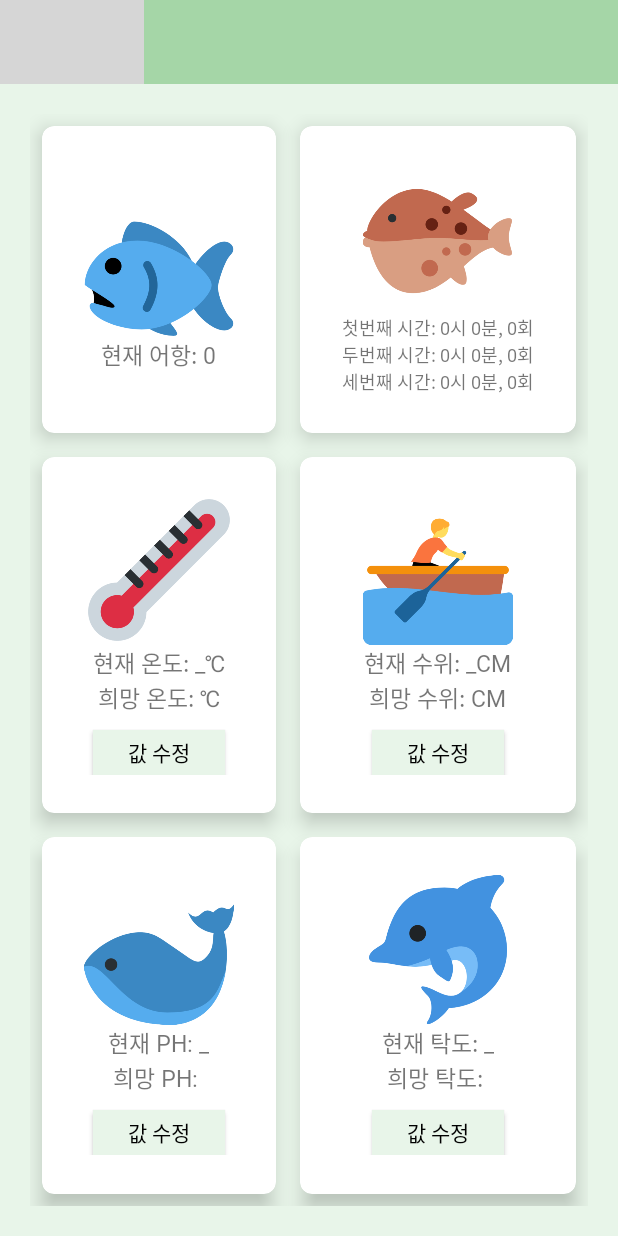
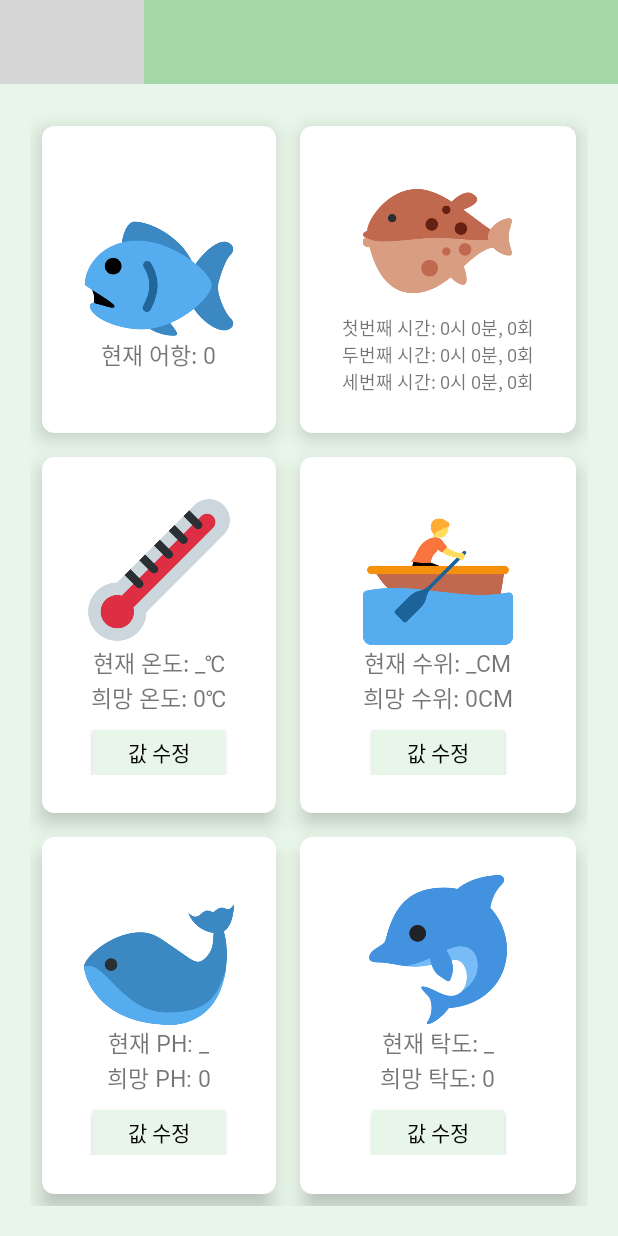
Before and after one commit to LeeKing2017/SmartFishBowl, an Android app: the MenuActivity screen opened directly, with no data from a screen before it, in the side drawer, after a tap on "세팅 값 초기화", on a phone screen of 412 x 824 dp. Run offline under Robolectric (Android 15) with nearby library versions, the phone set to English and light mode, and no system bars; libraries missing offline, so code that uses them is left out: com.kakao.sdk; 1 statement that could not run was skipped; grey boxes are pictures that could not be loaded.

Commit message:
최종 앱

```diff
--- a/APP/SmartFishBowl/app/src/main/java/com/example/smartfishbowl/MenuActivity.kt
+++ b/APP/SmartFishBowl/app/src/main/java/com/example/smartfishbowl/MenuActivity.kt
@@ -231,10 +231,10 @@ class MenuActivity : AppCompatActivity(), NavigationView.OnNavigationItemSelecte
             }
             R.id.item5 -> {
                 val setting = Setting(
-                    null,
-                    null,
-                    null,
-                    null,
+                    0.0,
+                    0,
+                    0.0,
+                    0.0,
                     pref.getString("CurrentDevice", "0").toLong()
                 )
                 apis.settingValue("Bearer " + pref.getString("JWT", "error"), setting).enqueue(object : Callback<String>{
@@ -250,10 +250,10 @@ class MenuActivity : AppCompatActivity(), NavigationView.OnNavigationItemSelecte
                 pref.setString("hgt", "0")
                 pref.setString("ph", "0")
                 pref.setString("drt", "0")
-                tmp.text = "희망 온도: ℃"
-                hgt.text = "희망 수위: CM"
-                ph.text = "희망 PH: "
-                drt.text = "희망 탁도: "
+                tmp.text = "희망 온도: 0℃"
+                hgt.text = "희망 수위: 0CM"
+                ph.text = "희망 PH: 0"
+                drt.text = "희망 탁도: 0"
                 activity_drawer.closeDrawers()
             }
             R.id.item6 -> {
--- a/APP/SmartFishBowl/app/src/main/java/com/example/smartfishbowl/api/APIS.kt
+++ b/APP/SmartFishBowl/app/src/main/java/com/example/smartfishbowl/api/APIS.kt
@@ -54,7 +54,7 @@ interface APIS {
     ): Call<String>
 
     companion object { // static 처럼 공유객체로 사용가능함. 모든 인스턴스가 공유하는 객체로서 동작함.
-        private const val BASE_URL = "http://172.30.3.68:8080/" // 주소
+        private const val BASE_URL = "http://222.238.106.88:8080/" // 주소
 
         fun create(): APIS {
             val gson : Gson = GsonBuilder().setLenient().create()
```
